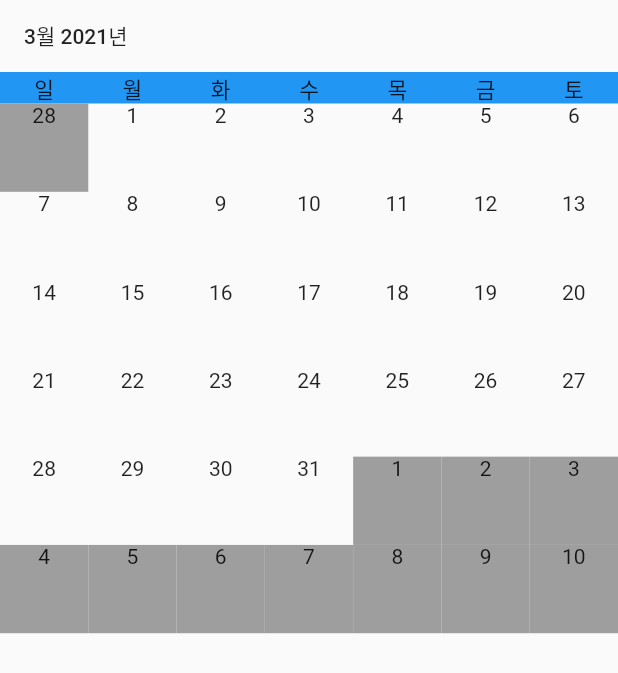
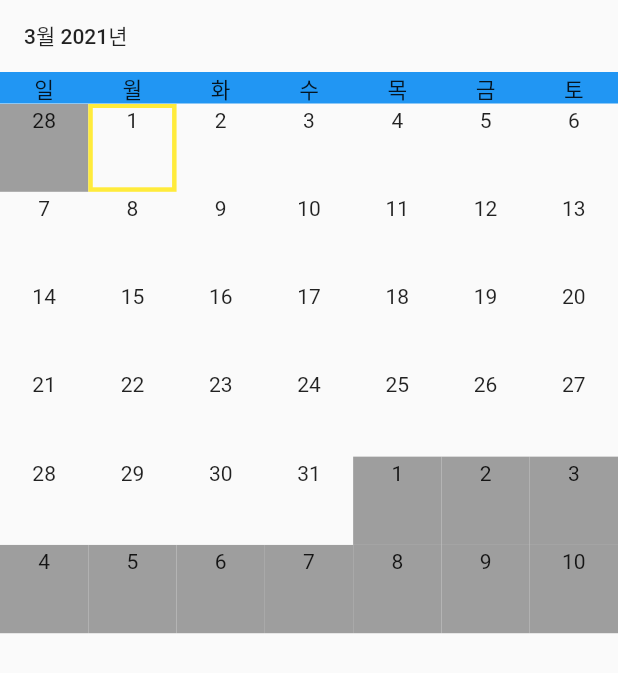
Before and after one commit to soogil/calendar, a Flutter app: the screen it shows after launch, on a phone screen of 412 x 824 dp. Shown: the top 673 px of the screen. Run offline on Flutter 3.47's test engine with Material 2 defaults, Android fonts, the phone set to English and light mode, and no system bars; our stand-ins replace flutter_bloc.

Commit message:
[soogil] calendar view 추가 및 calendar page 수정

```diff
--- a/lib/calendar/calendar-page.view.dart
+++ b/lib/calendar/calendar-page.view.dart
@@ -1,4 +1,5 @@
 import 'package:calendar/calendar/calendar-page.viewmodel.dart';
+import 'package:calendar/calendar/day/calendar-day.view.dart';
 import 'package:calendar/cubit/datetime-cubit.dart';
 import 'package:calendar/service/resolution.service.dart';
 import 'package:flutter/material.dart';
@@ -7,28 +8,33 @@ import 'package:flutter_bloc/flutter_bloc.dart';
 
 class CalendarPageView extends StatelessWidget {
 
-  CalendarPageViewModel _viewModel;
+  CalendarPageView(): viewModel = CalendarPageViewModel();
+
+  final CalendarPageViewModel viewModel;
+  final int initialPage = 999;
+
+  PageController _pageController;
 
   @override
   Widget build(BuildContext context) {
-    _viewModel ??= CalendarPageViewModel(context.read<DateTimeCubit>().value);
+    _pageController = PageController(initialPage: initialPage);
     ResolutionService().init(context);
 
     return SafeArea(
       child: Scaffold(
-        body: _getBody(),
+        body: _getBody(context),
       ),
     );
   }
 
-  Widget _getBody() {
+  Widget _getBody(BuildContext context) {
     return Container(
       child: Column(
         crossAxisAlignment: CrossAxisAlignment.start,
         children: [
           _getYearAndMonth(),
           _getDayOfWeek(),
-          _getDays(),
+          _getDays(context),
         ],
       ),
     );
@@ -73,35 +79,23 @@ class CalendarPageView extends StatelessWidget {
     );
   }
 
-  Widget _getDays() {
-    final weekDay = _viewModel.itemIndexWeekDay;
-    final lastDayOfMonth = _viewModel.currentLastDayOfMonth;
-    int prevDayOfMonth = _viewModel.prevLastDayOfMonth - weekDay + 1;
-    int nextDayOfMonth = _viewModel.nextMonthFirstDay;
+  Widget _getDays(BuildContext context) {
+    return Expanded(
+      child: PageView.builder(
+        scrollDirection: Axis.horizontal,
+        controller: _pageController,
+        itemBuilder: (context, index) {
+          final int value = index - initialPage;
+          final dateTime = viewModel.getDateTime(month: value);
 
-    return Container(
-      child: GridView.builder(
-          gridDelegate: SliverGridDelegateWithFixedCrossAxisCount(
-            crossAxisCount: _viewModel.daysPerWeek,
-          ),
-          itemBuilder: (context, index) {
-            if(weekDay > index) return _getDayItem(prevDayOfMonth++, color: Colors.grey);
-            else if(index > lastDayOfMonth) return _getDayItem(nextDayOfMonth++, color: Colors.grey);
-            return _getDayItem(index - weekDay + 1);
-          },
-        itemCount: TOTAL_CALENDAR_DAY_COUNT,
-        shrinkWrap: true,
-        physics: NeverScrollableScrollPhysics(),
-      ),
-    );
-  }
+          return CalendarDayView(dateTime);
+        },
+        onPageChanged: (page) {
+          final int value = page - initialPage;
+          final dateTime = viewModel.getDateTime(month: value);
 
-  _getDayItem(int day, {Color color = Colors.transparent}) {
-    return Container(
-      alignment: Alignment.topCenter,
-      color: color,
-      child: Text(
-        '$day'
+          context.read<DateTimeCubit>().dateTime = dateTime;
+        },
       ),
     );
   }
--- a/lib/calendar/calendar-page.viewmodel.dart
+++ b/lib/calendar/calendar-page.viewmodel.dart
@@ -1,31 +1,11 @@
 
 const DAY_OF_WEEKS = ['일', '월', '화', '수', '목', '금', '토'];
-const TOTAL_CALENDAR_DAY_COUNT = 42;
 
 class CalendarPageViewModel {
-  CalendarPageViewModel(DateTime dateTime) {
-    _currentDateTime = dateTime;
-    _prevDateTime = DateTime(dateTime.year, dateTime.month - 1, 1);
-    _nextDateTime = DateTime(dateTime.year, dateTime.month + 1, 1);
-  }
+  CalendarPageViewModel() : dateTime = DateTime.now();
 
-  DateTime _prevDateTime;
-  DateTime _currentDateTime;
-  DateTime _nextDateTime;
+  final DateTime dateTime;
 
-  int _getWeekDay(DateTime dateTime) => dateTime.subtract(Duration(days: dateTime.weekday - 1)).weekday;
-
-  int _lastDayOfMonth(DateTime dateTime) => DateTime(dateTime.year, dateTime.month + 1, 0).day;
-
-  int get daysPerWeek => DateTime.daysPerWeek;
-
-  int get itemIndexWeekDay => weekDay == 7 ? 0 : weekDay;
-
-  int get weekDay => _getWeekDay(_currentDateTime);
-
-  int get nextMonthFirstDay => _nextDateTime.day;
-
-  int get prevLastDayOfMonth => _lastDayOfMonth(_prevDateTime);
-
-  int get currentLastDayOfMonth => _lastDayOfMonth(_currentDateTime);
+  DateTime getDateTime({int year = 0, int month = 0}) =>
+      DateTime(dateTime.year + year, dateTime.month + month, 1);
 }
--- /dev/null
+++ b/lib/calendar/day/calendar-day.view.dart
@@ -0,0 +1,54 @@
+import 'package:calendar/calendar/day/calendar-day.viewmodel.dart';
+import 'package:flutter/material.dart';
+
+
+class CalendarDayView extends StatelessWidget {
+  CalendarDayView(DateTime dateTime) : viewModel = CalendarDayViewModel(dateTime);
+
+  final CalendarDayViewModel viewModel;
+
+  @override
+  Widget build(BuildContext context) {
+    return _buildUI();
+  }
+
+  Widget _buildUI() {
+    final weekDay = viewModel.itemIndexWeekDay;
+    final lastDayOfMonth = viewModel.currentLastDayOfMonth;
+    int prevDayOfMonth = viewModel.prevLastDayOfMonth - weekDay + 1;
+    int nextDayOfMonth = viewModel.nextMonthFirstDay;
+
+    return Container(
+      child: GridView.builder(
+        gridDelegate: SliverGridDelegateWithFixedCrossAxisCount(
+          crossAxisCount: viewModel.daysPerWeek,
+        ),
+        itemBuilder: (context, index) {
+          final day = index - weekDay + 1;
+
+          if(weekDay > index) {
+            return _getDayItem(prevDayOfMonth++, color: Colors.grey);
+          } else if(index > lastDayOfMonth + weekDay - 1) {
+            return _getDayItem(nextDayOfMonth++, color: Colors.grey);
+          }
+
+          return _getDayItem(day, borderColor: day == viewModel.currentDay ? Colors.yellow : Colors.transparent);
+        },
+        itemCount: TOTAL_CALENDAR_DAY_COUNT,
+        shrinkWrap: true,
+        physics: NeverScrollableScrollPhysics(),
+      ),
+    );
+  }
+
+  _getDayItem(int day, {Color color = Colors.transparent, Color borderColor = Colors.transparent}) {
+    return Container(
+      decoration: BoxDecoration(
+        color: color,
+        border: Border.all(color: borderColor, width: 3)
+      ),
+      alignment: Alignment.topCenter,
+      child: Text('$day'),
+    );
+  }
+}
--- /dev/null
+++ b/lib/calendar/day/calendar-day.viewmodel.dart
@@ -0,0 +1,31 @@
+
+const TOTAL_CALENDAR_DAY_COUNT = 42;
+
+class CalendarDayViewModel {
+  CalendarDayViewModel(DateTime dateTime) {
+    _currentDateTime = dateTime;
+    _prevDateTime = DateTime(dateTime.year, dateTime.month - 1, 1);
+    _nextDateTime = DateTime(dateTime.year, dateTime.month + 1, 1);
+  }
+
+  DateTime _prevDateTime;
+  DateTime _currentDateTime;
+  DateTime _nextDateTime;
+
+  int _getWeekDay(DateTime dateTime) => DateTime(dateTime.year, dateTime.month, 1).weekday;
+  int _lastDayOfMonth(DateTime dateTime) => DateTime(dateTime.year, dateTime.month + 1, 0).day;
+
+  int get currentDay => _currentDateTime.day;
+
+  int get daysPerWeek => DateTime.daysPerWeek;
+
+  int get itemIndexWeekDay => weekDay == 7 ? 0 : weekDay;
+
+  int get weekDay => _getWeekDay(_currentDateTime);
+
+  int get nextMonthFirstDay => _nextDateTime.day;
+
+  int get prevLastDayOfMonth => _lastDayOfMonth(_prevDateTime);
+
+  int get currentLastDayOfMonth => _lastDayOfMonth(_currentDateTime);
+}
```
